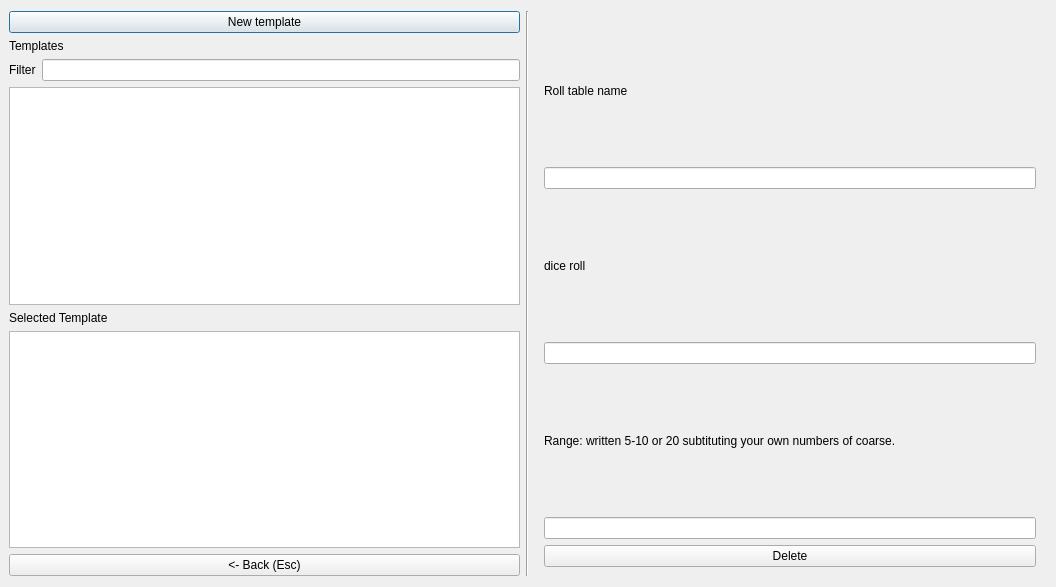
Qt form ui_files/Acadamy_Dialog.ui (nogasgofast/Adventure_Wrench) before a commit.
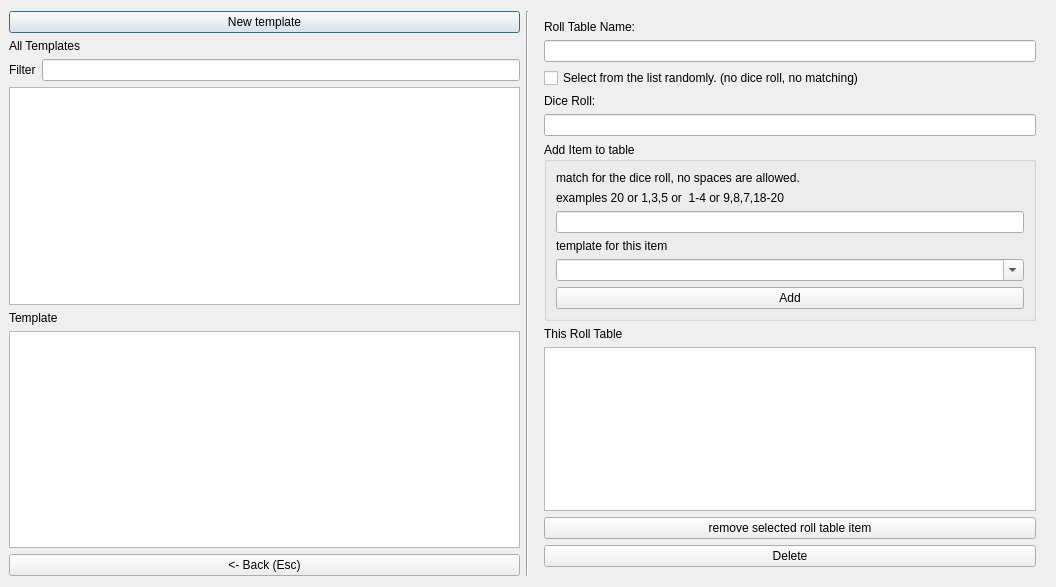
The same form after that commit. The open tabs and pages were chosen to show the change. Icons and pictures are not drawn.

Commit message: most Acadamy features working

```diff
--- a/ui_files/Acadamy_Dialog.ui
+++ b/ui_files/Acadamy_Dialog.ui
@@ -29,7 +29,7 @@
      <item>
       <widget class="QLabel" name="label_all_templates">
        <property name="text">
-        <string>Templates</string>
+        <string>All Templates</string>
        </property>
       </widget>
      </item>
@@ -53,7 +53,7 @@
      <item>
       <widget class="QLabel" name="label_template_details">
        <property name="text">
-        <string>Selected Template</string>
+        <string>Template</string>
        </property>
       </widget>
      </item>
@@ -493,7 +493,7 @@
        <item>
         <widget class="QLabel" name="label_dice_roll_name">
          <property name="text">
-          <string>Roll table name</string>
+          <string>Roll Table Name:</string>
          </property>
         </widget>
        </item>
@@ -501,34 +501,95 @@
         <widget class="QLineEdit" name="lineEdit_dice_roll_name"/>
        </item>
        <item>
-        <widget class="QLabel" name="label_dice_roll_parent">
+        <widget class="QCheckBox" name="checkBox_israndom_roll_table">
          <property name="text">
-          <string>dice roll</string>
+          <string>Select from the list randomly. (no dice roll, no matching)</string>
          </property>
         </widget>
        </item>
        <item>
-        <widget class="QLineEdit" name="lineEdit_parent_dice_roll">
+        <widget class="QLabel" name="label_dice_roll_table">
+         <property name="text">
+          <string>Dice Roll:</string>
+         </property>
+        </widget>
+       </item>
+       <item>
+        <widget class="QLineEdit" name="lineEdit_dice_roll_table">
          <property name="enabled">
           <bool>true</bool>
          </property>
          <property name="readOnly">
+          <bool>false</bool>
+         </property>
+        </widget>
+       </item>
+       <item>
+        <widget class="QGroupBox" name="groupBox">
+         <property name="title">
+          <string>Add Item to table</string>
+         </property>
+         <layout class="QVBoxLayout" name="verticalLayout_10">
+          <item>
+           <widget class="QLabel" name="label_explain1_roll_table">
+            <property name="text">
+             <string>match for the dice roll, no spaces are allowed.</string>
+            </property>
+           </widget>
+          </item>
+          <item>
+           <widget class="QLabel" name="label_explain2_roll_table">
+            <property name="text">
+             <string>examples 20 or 1,3,5 or  1-4 or 9,8,7,18-20</string>
+            </property>
+           </widget>
+          </item>
+          <item>
+           <widget class="QLineEdit" name="lineEdit_item_match_roll_table"/>
+          </item>
+          <item>
+           <widget class="QLabel" name="label_item_options_roll_table">
+            <property name="text">
+             <string>template for this item</string>
+            </property>
+           </widget>
+          </item>
+          <item>
+           <widget class="QComboBox" name="comboBox_options_roll_table">
+            <property name="editable">
           <bool>true</bool>
          </property>
         </widget>
        </item>
        <item>
-        <widget class="QLabel" name="label_dice_roll_range">
+           <widget class="QPushButton" name="pushButton_add_item_roll_table">
          <property name="text">
-          <string>Range: written 5-10 or 20 subtituting your own numbers of coarse.</string>
+             <string>Add</string>
          </property>
         </widget>
        </item>
+         </layout>
+        </widget>
+       </item>
        <item>
-        <widget class="QLineEdit" name="lineEdit_dice_roll_range"/>
+        <widget class="QLabel" name="label_table_roll_table">
+         <property name="text">
+          <string>This Roll Table</string>
+         </property>
+        </widget>
        </item>
        <item>
-        <widget class="QPushButton" name="pushButton_dice_roll_delete">
+        <widget class="QListWidget" name="listWidget_table_roll_table"/>
+       </item>
+       <item>
+        <widget class="QPushButton" name="pushButton_delete_item_roll_table">
+         <property name="text">
+          <string>remove selected roll table item</string>
+         </property>
+        </widget>
+       </item>
+       <item>
+        <widget class="QPushButton" name="pushButton_delete_roll_table">
          <property name="text">
           <string>Delete</string>
          </property>
```
Left out of the diff: 179 changed lines with no effect on the pictures. Lines whose indentation alone changed are shown as unchanged. The commit also changes 4 other files.
